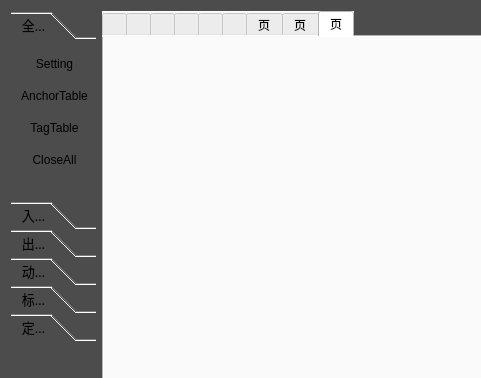
Before: the Qt Designer form Deca/views/GraphicsWidget.ui in summerfll/wms, drawn with Qt 5; both pictures show x 0 to 481 and y 0 to 378 of the 1277 by 500 pixel window.
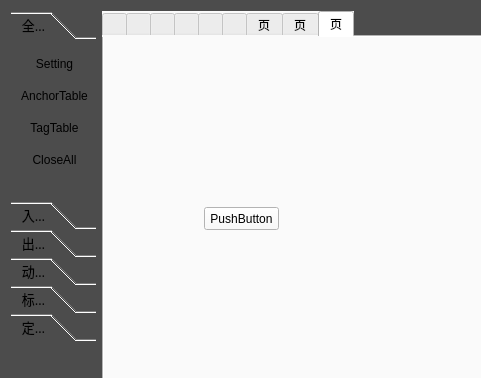
After: the same form once the commit is applied. The open tabs and pages were chosen to show the change. Icons and pictures are not drawn. Custom widgets are drawn as their Qt base class.

What changed in the file:
```diff
--- a/Deca/views/GraphicsWidget.ui
+++ b/Deca/views/GraphicsWidget.ui
@@ -2659,6 +2659,19 @@
       <attribute name="title">
        <string>页</string>
       </attribute>
+      <widget class="QPushButton" name="pushButton_42">
+       <property name="geometry">
+        <rect>
+         <x>100</x>
+         <y>170</y>
+         <width>75</width>
+         <height>23</height>
+        </rect>
+       </property>
+       <property name="text">
+        <string>PushButton</string>
+       </property>
+      </widget>
      </widget>
     </widget>
    </item>
```
Left out of the diff: 15 changed lines with no effect on the pictures.
